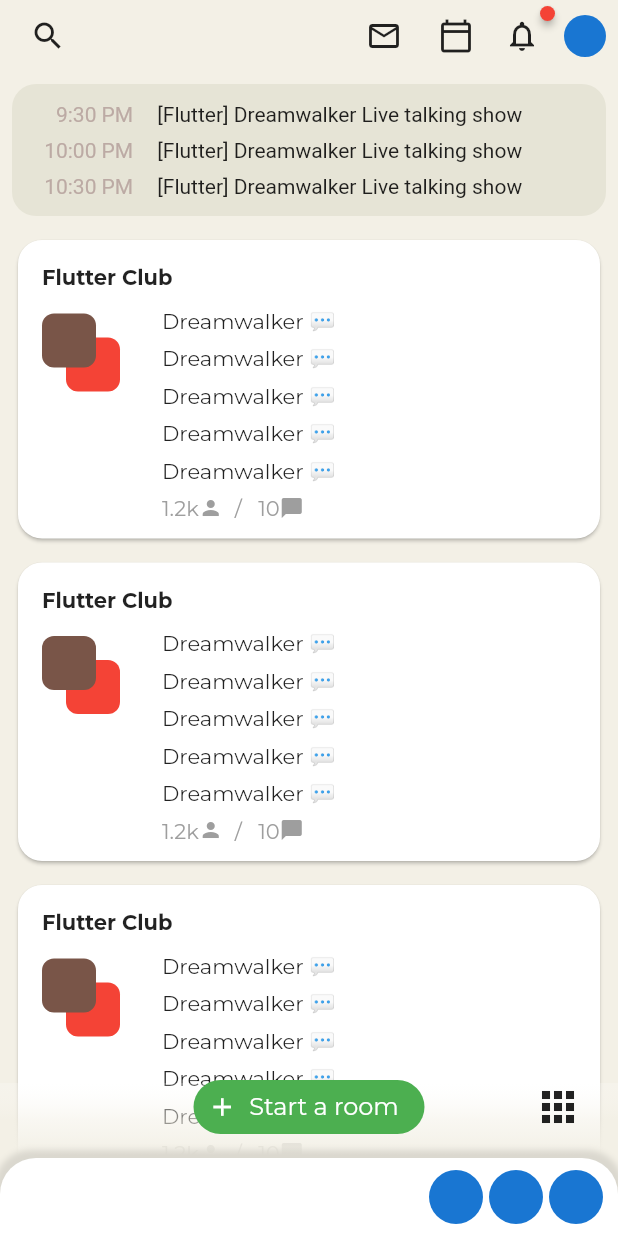
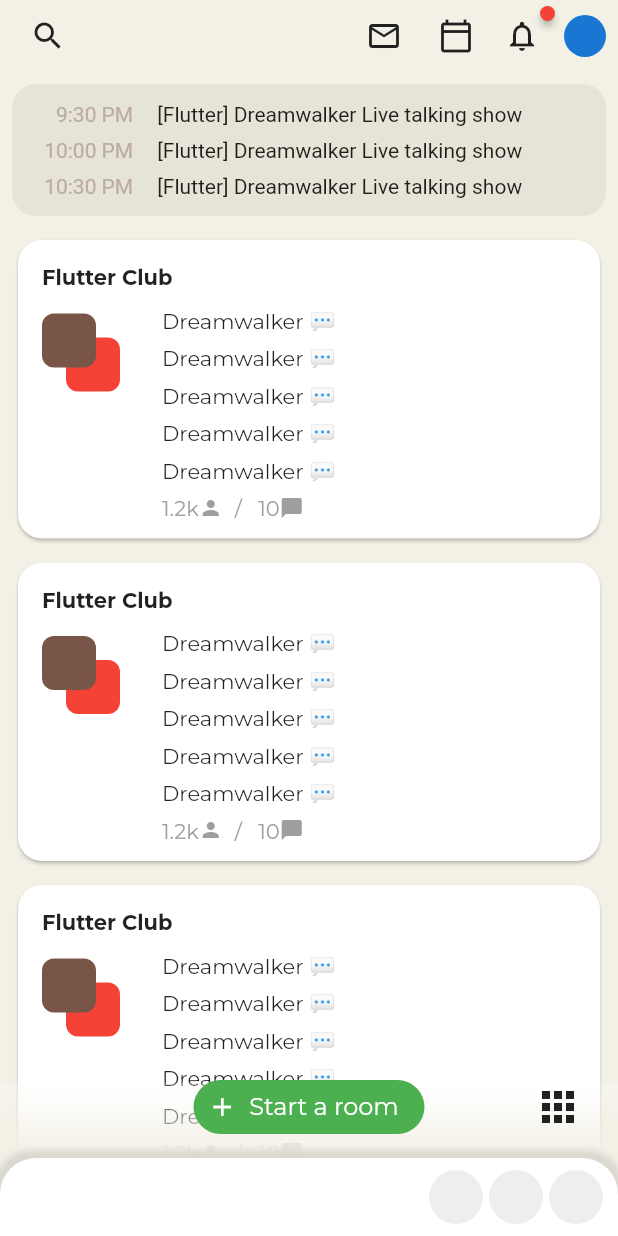
Before and after one commit to JAICHANGPARK/flutter_notebook_11th_story, a Flutter app: the screen it shows after launch, on a phone screen of 412 x 824 dp. Run offline on Flutter 3.47's test engine with Material 2 defaults, Android fonts, the phone set to English and light mode, and no system bars; drawn by our look-alikes of badges, flutter_inner_drawer; our stand-ins replace backdrop, google_fonts.

Commit message:
Update clubhouse_home_page.dart

```diff
--- a/lib/ep701_clubhouse/ui/clubhouse_home_page.dart
+++ b/lib/ep701_clubhouse/ui/clubhouse_home_page.dart
@@ -530,15 +530,21 @@ class _ClubhouseHomePageState extends State<ClubhouseHomePage> {
                   Expanded(child: Stack()),
                   Padding(
                     padding: EdgeInsets.symmetric(vertical: 8),
-                    child: CircleAvatar(),
+                    child: CircleAvatar(
+                      backgroundColor: Colors.grey[200],
+                    ),
                   ),
                   Padding(
                     padding: EdgeInsets.symmetric(vertical: 8),
-                    child: CircleAvatar(),
+                    child: CircleAvatar(
+                      backgroundColor: Colors.grey[200],
+                    ),
                   ),
                   Padding(
                     padding: EdgeInsets.symmetric(vertical: 8),
-                    child: CircleAvatar(),
+                    child: CircleAvatar(
+                      backgroundColor: Colors.grey[200],
+                    ),
                   ),
                 ],
               ),
```
